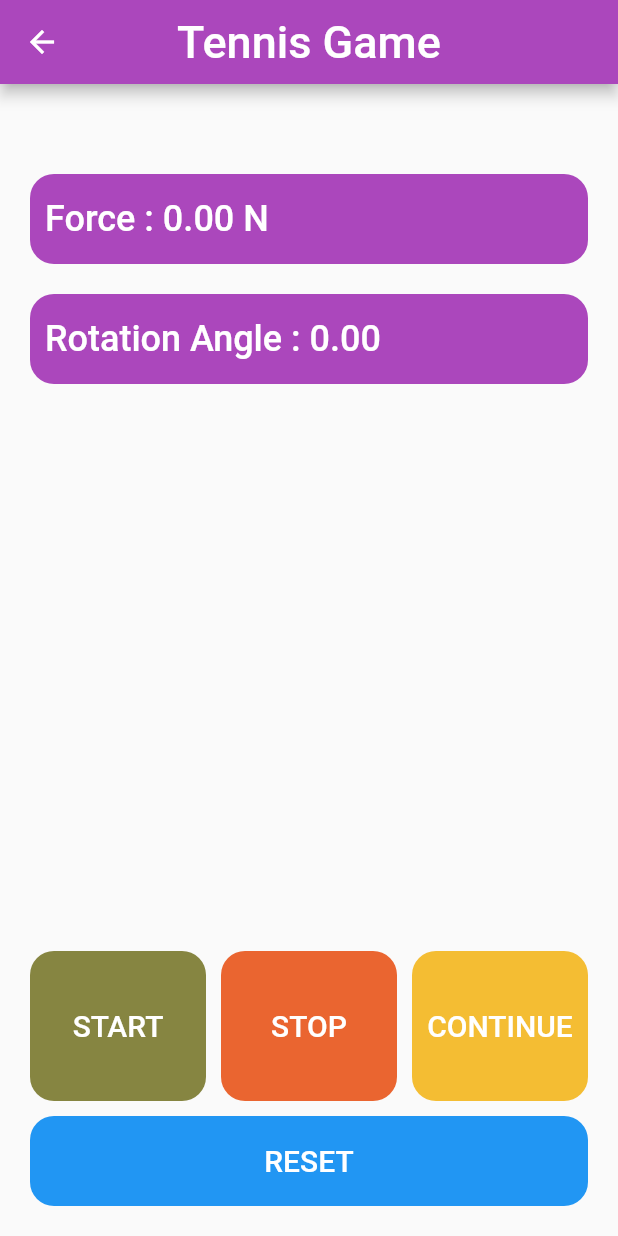
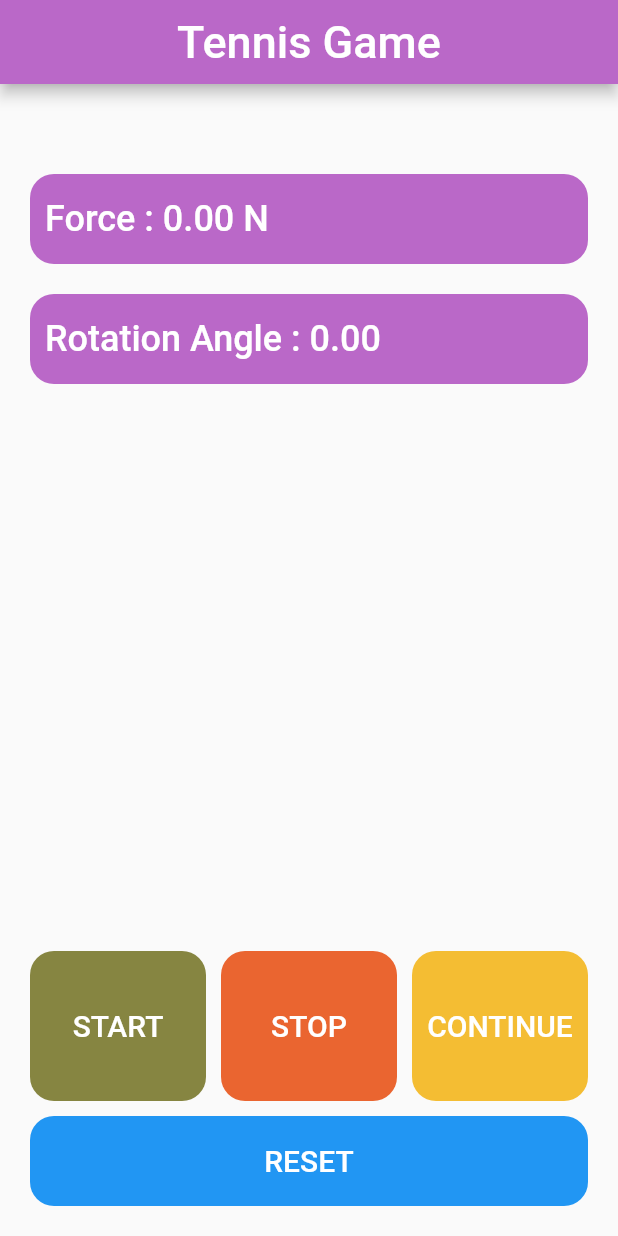
Before and after one commit to Nadersaye/mobile_computing_project, a Flutter app: the TennisGamePage screen opened directly, on a phone screen of 412 x 824 dp. Run offline on Flutter 3.47's test engine with Material 2 defaults, Android fonts, the phone set to English and light mode, and no system bars; our stand-ins replace sensors.

Commit message:
finshed project

```diff
--- a/lib/home.dart
+++ b/lib/home.dart
@@ -96,7 +96,7 @@ class _TennisGamePageState extends State<TennisGamePage> {
   Widget build(BuildContext context) {
     return Scaffold(
       appBar: AppBar(
-        backgroundColor: Colors.purple[400],
+        backgroundColor: Colors.purple[300],
         title: Text('Tennis Game',
         style: TextStyle(
           fontSize: 30,
@@ -117,7 +117,7 @@ class _TennisGamePageState extends State<TennisGamePage> {
               width: double.infinity,
               alignment: Alignment.centerLeft,
               decoration: BoxDecoration(
-                color: Colors.purple[400],
+                color: Colors.purple[300],
                 borderRadius: BorderRadius.all(Radius.circular(16))
               ),
               child: Text(
@@ -135,7 +135,7 @@ class _TennisGamePageState extends State<TennisGamePage> {
               width: double.infinity,
               alignment: Alignment.centerLeft,
               decoration: BoxDecoration(
-                color: Colors.purple[400],
+                color: Colors.purple[300],
                 borderRadius: BorderRadius.all(Radius.circular(16))
               ),
               child: Text(
--- a/lib/main.dart
+++ b/lib/main.dart
@@ -1,5 +1,5 @@
 import 'package:flutter/material.dart';
-import 'package:mobile_computing_project/first.dart';
+import 'package:mobile_computing_project/home.dart';
 
 
 void main() {
@@ -13,7 +13,7 @@ class TennisApp extends StatelessWidget {
     return MaterialApp(
       debugShowCheckedModeBanner: false,
       title: 'Tennis App',
-      home: FirstScreen(),
+      home: TennisGamePage(),
     );
   }
 }
```
Also changed, not shown: lib/first.dart (deleted, +0 -55 lines).
